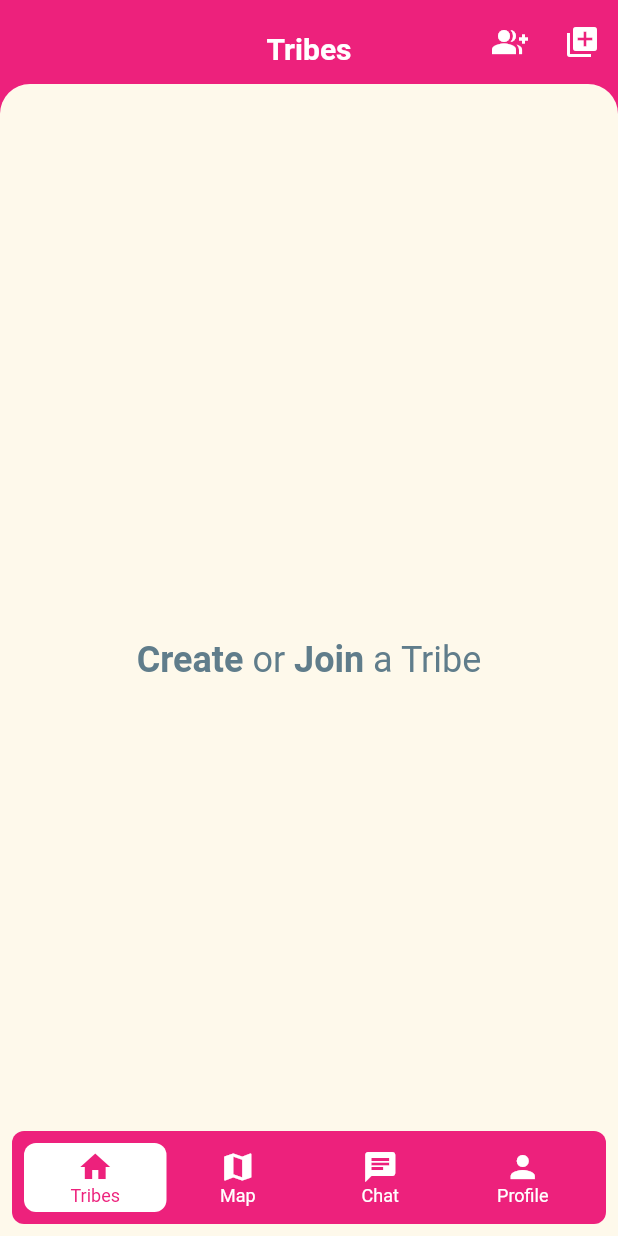
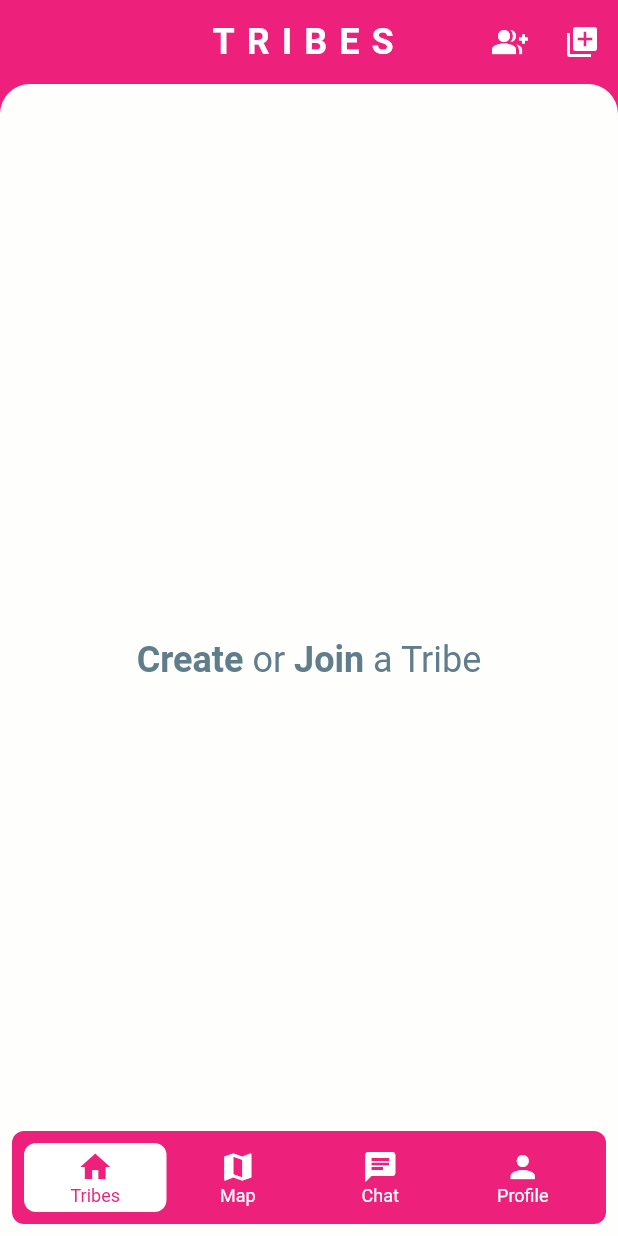
Before and after one commit to danielholmberg/Tribes, a Flutter app: the screen it shows once a user with an empty profile is signed in, on a phone screen of 412 x 824 dp. Run offline on Flutter 3.47's test engine with Material 2 defaults, Android fonts, the phone set to English and light mode, and no system bars; drawn by our look-alikes of auto_size_text, floating_bottom_navigation_bar; our stand-ins replace cached_network_image, cloud_firestore, dynamic_theme, firebase_auth, firebase_storage, flutter_colorpicker and 6 more; missing offline and left inert: firestore_ui, geocoder; accounts and stored records are empty; Roboto replaces fonts that are missing (TribesRounded).

Commit message:
Improved AppBar layout.

```diff
--- a/lib/screens/home/tabs/tribes/Tribes.dart
+++ b/lib/screens/home/tabs/tribes/Tribes.dart
@@ -81,7 +81,17 @@ class _TribesState extends State<Tribes> with AutomaticKeepAliveClientMixin {
                     backgroundColor: DynamicTheme.of(context).data.primaryColor,
                     floating: false,
                     pinned: false,
-                    titleSpacing: 8.0,
+                    centerTitle: true,
+                    title: Text(
+                      'TRIBES',
+                      textAlign: TextAlign.center,
+                      style: TextStyle(
+                        fontWeight: FontWeight.bold,
+                        fontFamily: 'TribesRounded',
+                        fontSize: 24,
+                        letterSpacing: 8.0,
+                      ),
+                    ),
                     iconTheme: IconThemeData(color: Constants.buttonIconColor),
                     actions: <Widget>[
                       IconButton(
@@ -95,25 +105,12 @@ class _TribesState extends State<Tribes> with AutomaticKeepAliveClientMixin {
                         onPressed: () => _showNewTribePage(),
                       ),
                     ],
-                    flexibleSpace: FlexibleSpaceBar(
-                      centerTitle: true,
-                      titlePadding: EdgeInsets.only(bottom: 12),
-                      title: AutoSizeText(
-                        'Tribes',
-                        maxLines: 1,
-                        maxFontSize: 20.0,
-                        textAlign: TextAlign.center,
-                        style: TextStyle(
-                            fontWeight: FontWeight.bold,
-                            fontFamily: 'TribesRounded'),
-                      ),
-                    ),
                   ),
                 ];
               },
               body: Container(
                 decoration: BoxDecoration(
-                  color: DynamicTheme.of(context).data.accentColor,
+                  color: DynamicTheme.of(context).data.backgroundColor,
                   borderRadius: BorderRadius.only(topLeft: Radius.circular(20.0), topRight: Radius.circular(20.0)),
                 ),
                 child: StreamBuilder<List<Tribe>>(
```
Also changed, not shown: lib/screens/home/tabs/tribes/screens/TribeRoom.dart (+11 -9 lines).
